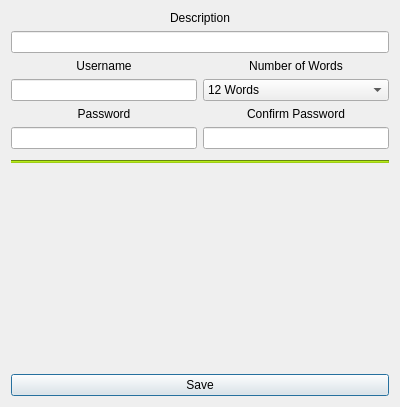
First picture: the form in designs/xml/crypto_vault_window.ui, repository daniel-deru/WorkMate-3.0, before the edit.
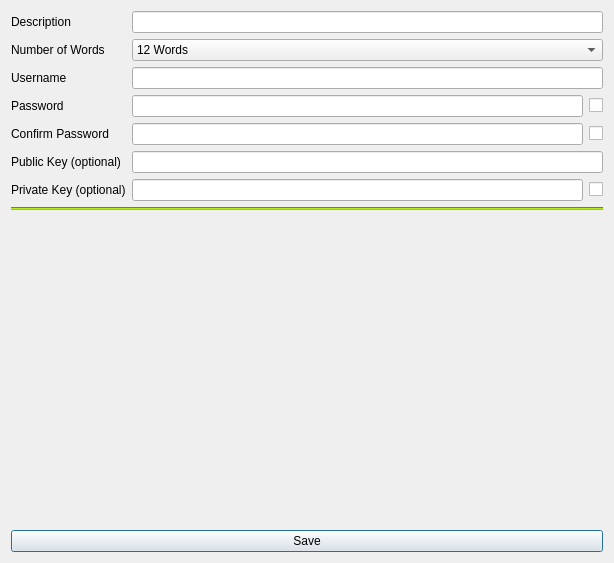
Second picture: the form after the edit.

Commit message: added new two new fields to crypto vault for public and private and added crypt vault view window.

What changed in the file:
```diff
--- a/designs/xml/crypto_vault_window.ui
+++ b/designs/xml/crypto_vault_window.ui
@@ -6,8 +6,8 @@
    <rect>
     <x>0</x>
     <y>0</y>
-    <width>400</width>
-    <height>407</height>
+    <width>614</width>
+    <height>563</height>
    </rect>
   </property>
   <property name="windowTitle">
@@ -15,13 +15,8 @@
   </property>
   <layout class="QVBoxLayout" name="verticalLayout_3">
    <item>
-    <layout class="QVBoxLayout" name="verticalLayout_4">
-     <property name="bottomMargin">
-      <number>5</number>
-     </property>
-     <item>
-      <layout class="QVBoxLayout" name="verticalLayout_7">
-       <item>
+    <layout class="QFormLayout" name="formLayout">
+     <item row="0" column="0">
         <widget class="QLabel" name="lbl_description">
          <property name="text">
           <string>Description</string>
@@ -31,43 +26,20 @@
          </property>
         </widget>
        </item>
-       <item>
+     <item row="0" column="1">
         <widget class="QLineEdit" name="lne_description"/>
        </item>
-      </layout>
-     </item>
-     <item>
-      <layout class="QHBoxLayout" name="horizontalLayout">
-       <item>
-        <layout class="QVBoxLayout" name="verticalLayout">
-         <item>
-          <widget class="QLabel" name="lbl_name">
-           <property name="text">
-            <string>Username</string>
-           </property>
-           <property name="alignment">
-            <set>Qt::AlignCenter</set>
-           </property>
-          </widget>
-         </item>
-         <item>
-          <widget class="QLineEdit" name="lne_name"/>
-         </item>
-        </layout>
-       </item>
-       <item>
-        <layout class="QVBoxLayout" name="verticalLayout_2">
-         <item>
+     <item row="1" column="0">
           <widget class="QLabel" name="lbl_words">
            <property name="text">
             <string>Number of Words</string>
            </property>
            <property name="alignment">
-            <set>Qt::AlignCenter</set>
+        <set>Qt::AlignLeading|Qt::AlignLeft|Qt::AlignVCenter</set>
            </property>
           </widget>
          </item>
-         <item>
+     <item row="1" column="1">
           <widget class="QComboBox" name="cmb_num_words">
            <property name="sizePolicy">
             <sizepolicy hsizetype="Expanding" vsizetype="Fixed">
@@ -105,45 +77,116 @@
            </item>
           </widget>
          </item>
-        </layout>
-       </item>
-      </layout>
+     <item row="2" column="0">
+      <widget class="QLabel" name="lbl_name">
+       <property name="text">
+        <string>Username</string>
+       </property>
+       <property name="alignment">
+        <set>Qt::AlignLeading|Qt::AlignLeft|Qt::AlignVCenter</set>
+       </property>
+      </widget>
+     </item>
+     <item row="2" column="1">
+      <widget class="QLineEdit" name="lne_name"/>
      </item>
-     <item>
-      <layout class="QHBoxLayout" name="horizontalLayout_3">
-       <item>
-        <layout class="QVBoxLayout" name="verticalLayout_5">
-         <item>
+     <item row="3" column="0">
           <widget class="QLabel" name="lbl_password">
            <property name="text">
             <string>Password</string>
            </property>
            <property name="alignment">
-            <set>Qt::AlignCenter</set>
+        <set>Qt::AlignLeading|Qt::AlignLeft|Qt::AlignVCenter</set>
            </property>
           </widget>
          </item>
+     <item row="3" column="1">
+      <layout class="QHBoxLayout" name="horizontalLayout_4">
          <item>
-          <widget class="QLineEdit" name="lne_password1"/>
+        <widget class="QLineEdit" name="lne_password1">
+         <property name="echoMode">
+          <enum>QLineEdit::Password</enum>
+         </property>
+        </widget>
+       </item>
+       <item>
+        <widget class="QCheckBox" name="chk_password1">
+         <property name="cursor">
+          <cursorShape>PointingHandCursor</cursorShape>
+         </property>
+         <property name="text">
+          <string/>
+         </property>
+        </widget>
          </item>
         </layout>
        </item>
-       <item>
-        <layout class="QVBoxLayout" name="verticalLayout_6">
-         <item>
+     <item row="4" column="0">
           <widget class="QLabel" name="lbl_password2">
            <property name="text">
             <string>Confirm Password</string>
            </property>
            <property name="alignment">
-            <set>Qt::AlignCenter</set>
+        <set>Qt::AlignLeading|Qt::AlignLeft|Qt::AlignVCenter</set>
            </property>
           </widget>
          </item>
+     <item row="4" column="1">
+      <layout class="QHBoxLayout" name="horizontalLayout_5">
          <item>
-          <widget class="QLineEdit" name="lne_password2"/>
-         </item>
-        </layout>
+        <widget class="QLineEdit" name="lne_password2">
+         <property name="echoMode">
+          <enum>QLineEdit::Password</enum>
+         </property>
+        </widget>
+       </item>
+       <item>
+        <widget class="QCheckBox" name="chk_password2">
+         <property name="cursor">
+          <cursorShape>PointingHandCursor</cursorShape>
+         </property>
+         <property name="text">
+          <string/>
+         </property>
+        </widget>
+       </item>
+      </layout>
+     </item>
+     <item row="5" column="0">
+      <widget class="QLabel" name="lbl_public">
+       <property name="text">
+        <string>Public Key (optional)</string>
+       </property>
+      </widget>
+     </item>
+     <item row="6" column="0">
+      <widget class="QLabel" name="lbl_private">
+       <property name="text">
+        <string>Private Key (optional)</string>
+       </property>
+      </widget>
+     </item>
+     <item row="5" column="1">
+      <widget class="QLineEdit" name="lne_public"/>
+     </item>
+     <item row="6" column="1">
+      <layout class="QHBoxLayout" name="horizontalLayout">
+       <item>
+        <widget class="QLineEdit" name="lne_private">
+         <property name="echoMode">
+          <enum>QLineEdit::Password</enum>
+         </property>
+        </widget>
+       </item>
+       <item>
+        <widget class="QCheckBox" name="chk_private_key">
+         <property name="cursor">
+          <cursorShape>PointingHandCursor</cursorShape>
+         </property>
+         <property name="text">
+          <string/>
+         </property>
+        </widget>
        </item>
       </layout>
      </item>
@@ -163,7 +206,7 @@
     </widget>
    </item>
    <item>
-    <layout class="QGridLayout" name="gbox_words">
+    <layout class="QGridLayout" name="gbox_words" rowminimumheight="0">
      <property name="topMargin">
       <number>5</number>
      </property>
```
Lines whose indentation alone changed are shown as unchanged. The commit also changes 26 other files.
